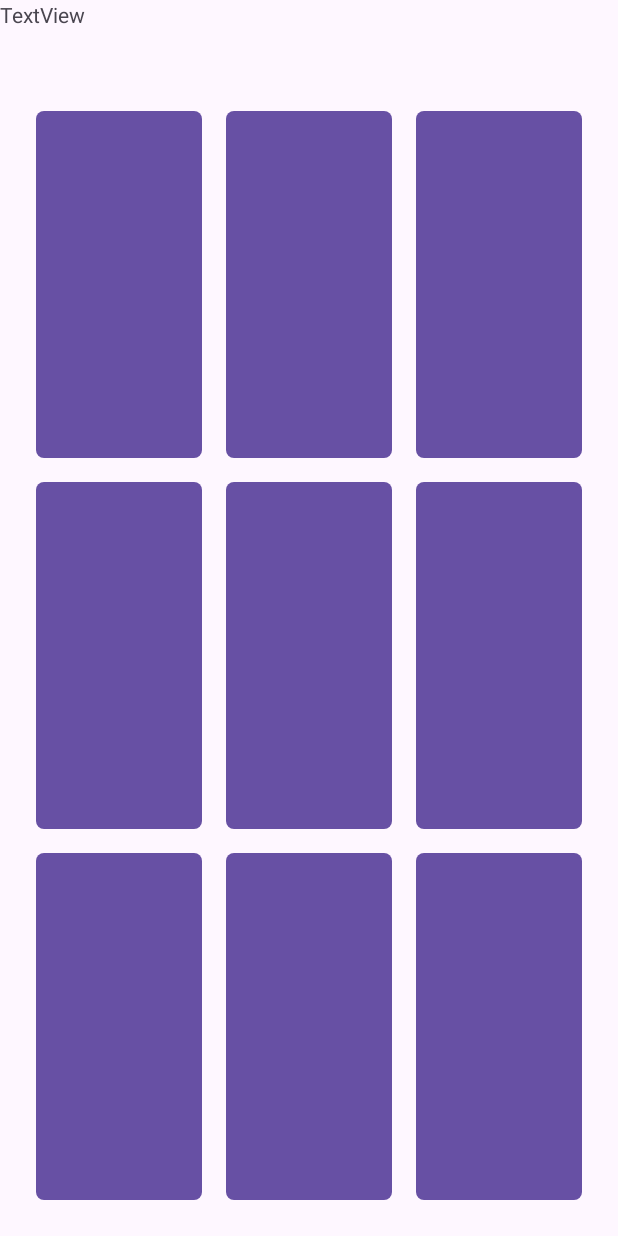
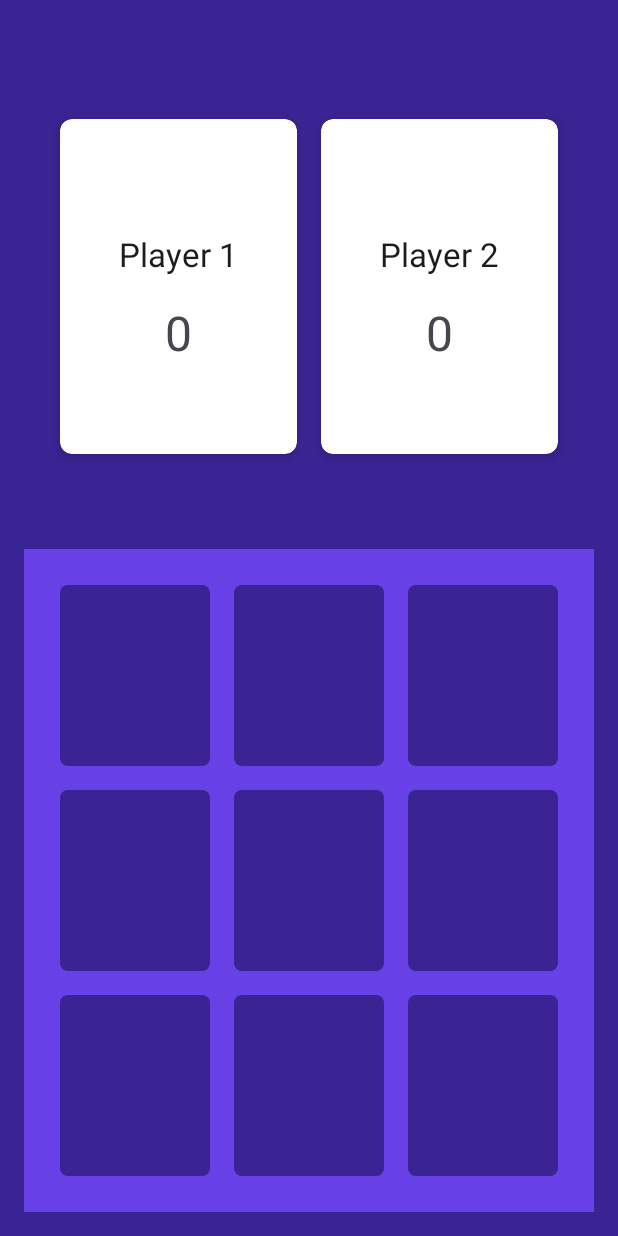
Before and after one commit to VictorApaez/tic-tac-toe-android, an Android app: the screen it shows after launch (MainActivity), on a phone screen of 412 x 824 dp. Run offline under Robolectric (Android 15) with nearby library versions, the phone set to English and light mode, and no system bars.

Commit message:
created layout for displaying players

```diff
--- a/app/src/main/res/layout/activity_main.xml
+++ b/app/src/main/res/layout/activity_main.xml
@@ -1,67 +1,147 @@
 <?xml version="1.0" encoding="utf-8"?>
-<RelativeLayout xmlns:android="http://schemas.android.com/apk/res/android"
+<LinearLayout xmlns:android="http://schemas.android.com/apk/res/android"
     xmlns:app="http://schemas.android.com/apk/res-auto"
     android:layout_width="match_parent"
-    android:layout_height="match_parent">
+    android:layout_height="match_parent"
+    android:orientation="vertical"
+    android:background="#3A2493"
+    android:padding="16dp">
+
 
     <LinearLayout
-        android:id="@+id/textView4"
+        android:id="@+id/gridCards"
         android:layout_width="match_parent"
-        android:layout_height="50dp">
+        android:layout_height="350dp"
+        android:columnCount="2"
+        android:padding="16dp"
+        android:rowCount="1">
 
-        <TextView
+        <androidx.cardview.widget.CardView
+            android:id="@+id/player1Card"
+            android:layout_width="0dp"
+            android:layout_weight="1"
+            android:layout_height="223dp"
+            android:layout_gravity="center"
+            app:cardCornerRadius="8dp"
+            android:layout_margin="8dp"
+            app:cardElevation="4dp">
 
-            android:layout_width="match_parent"
-            android:layout_height="74dp"
-            android:text="TextView" />
+            <LinearLayout
+                android:layout_width="match_parent"
+                android:layout_height="match_parent"
+                android:gravity="center"
+                android:orientation="vertical">
+
+                <TextView
+                    android:id="@+id/player1Name"
+                    android:layout_width="wrap_content"
+                    android:layout_height="wrap_content"
+                    android:padding="16dp"
+                    android:text="Player 1"
+                    android:textAppearance="@style/TextAppearance.AppCompat.Large" />
+
+                <TextView
+                    android:id="@+id/player1WinCount"
+                    android:layout_width="wrap_content"
+                    android:layout_height="wrap_content"
+                    android:text="0"
+                    android:textSize="32sp" />
+            </LinearLayout>
+        </androidx.cardview.widget.CardView>
+
+
+        <androidx.cardview.widget.CardView
+            android:id="@+id/player2Card"
+            android:layout_width="0dp"
+            android:layout_weight="1"
+            android:layout_height="223dp"
+            android:layout_gravity="center"
+            android:layout_row="0"
+            android:layout_margin="8dp"
+            android:layout_column="1"
+            app:cardCornerRadius="8dp"
+            app:cardElevation="4dp">
+            <LinearLayout
+                android:layout_width="match_parent"
+                android:layout_height="match_parent"
+                android:gravity="center"
+                android:orientation="vertical">
+            <TextView
+                android:id="@+id/player2Name"
+                android:layout_width="wrap_content"
+                android:layout_height="wrap_content"
+                android:padding="16dp"
+                android:text="Player 2"
+                android:textAppearance="@style/TextAppearance.AppCompat.Large" />
+                <TextView
+                    android:id="@+id/player2WinCount"
+                    android:layout_width="wrap_content"
+                    android:layout_height="wrap_content"
+                    android:text="0"
+                    android:textSize="32sp" />
+
+            </LinearLayout>
+        </androidx.cardview.widget.CardView>
 
     </LinearLayout>
 
     <GridLayout
         android:id="@+id/gridLayout"
         android:layout_width="match_parent"
-        android:layout_height="match_parent"
+        android:layout_height="0dp"
+        android:layout_weight="1"
         android:layout_below="@+id/textView4"
         android:columnCount="3"
         android:padding="16dp"
-        android:rowCount="3">
+        android:rowCount="3"
+        android:background="#6740e6">
 
         <Button
             android:id="@+id/button0"
-            style="@style/GameBoxStyle" />
+            style="@style/GameBoxStyle"
+            app:backgroundTint="#3A2493"/>
 
         <Button
             android:id="@+id/button1"
-            style="@style/GameBoxStyle" />
+            style="@style/GameBoxStyle"
+            app:backgroundTint="#3A2493"/>
 
         <Button
             android:id="@+id/button2"
-            style="@style/GameBoxStyle" />
+            style="@style/GameBoxStyle"
+            app:backgroundTint="#3A2493"/>
+
 
         <Button
             android:id="@+id/button3"
-            style="@style/GameBoxStyle" />
-
+            style="@style/GameBoxStyle"
+            app:backgroundTint="#3A2493"/>
         <Button
             android:id="@+id/button4"
-            style="@style/GameBoxStyle" />
+            style="@style/GameBoxStyle"
+            app:backgroundTint="#3A2493"/>
 
         <Button
             android:id="@+id/button5"
-            style="@style/GameBoxStyle" />
+            style="@style/GameBoxStyle"
+            app:backgroundTint="#3A2493"/>
 
         <Button
             android:id="@+id/button6"
-            style="@style/GameBoxStyle" />
+            style="@style/GameBoxStyle"
+            app:backgroundTint="#3A2493"/>
 
         <Button
             android:id="@+id/button7"
-            style="@style/GameBoxStyle" />
+            style="@style/GameBoxStyle"
+            app:backgroundTint="#3A2493"/>
 
         <Button
             android:id="@+id/button8"
-            style="@style/GameBoxStyle" />
+            style="@style/GameBoxStyle"
+            app:backgroundTint="#3A2493"/>
+
 
     </GridLayout>
 
-</RelativeLayout>
+</LinearLayout>
```
